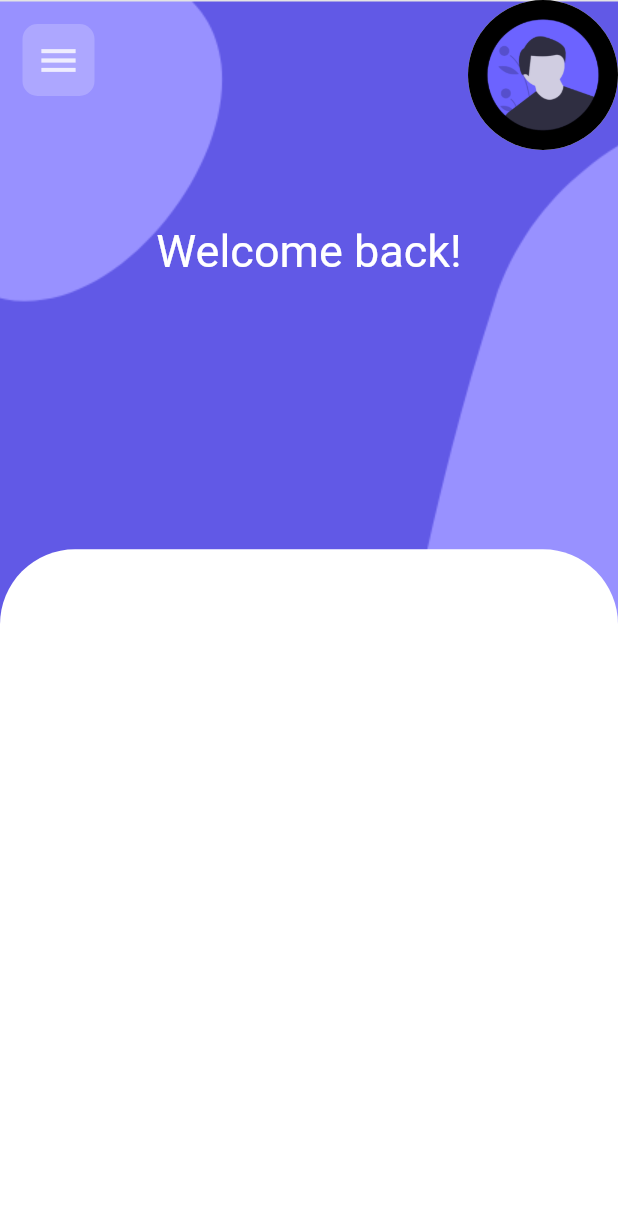
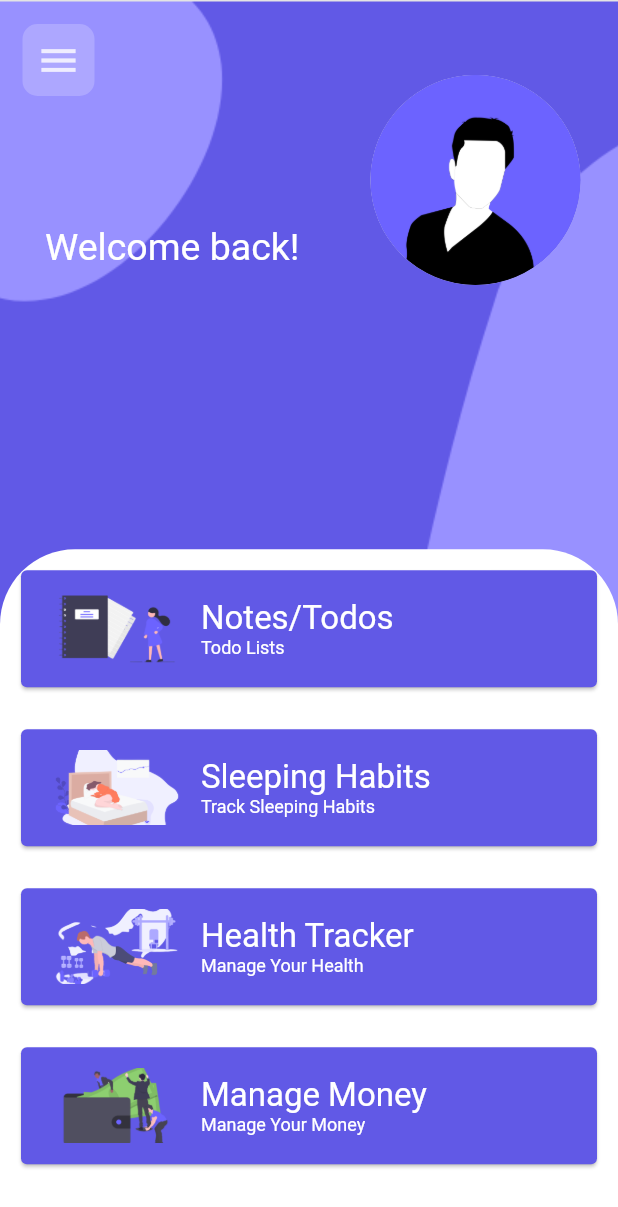
Before and after one commit to cmoral58/Studily-Sqflite-Login, a Flutter app: the HomePage screen opened by its route, on a phone screen of 412 x 824 dp. Shown: the top 1207 px of the screen. Run offline on Flutter 3.47's test engine with Material 2 defaults, Android fonts, the phone set to English and light mode, and no system bars; our stand-ins replace sqflite; accounts and stored records are empty.

Commit message:
Added some directories

```diff
--- /dev/null
+++ b/lib/components/card_info.dart
@@ -0,0 +1,7 @@
+class CardInfo {
+  String card_name;
+  String card_image;
+  String card_bio;
+
+  CardInfo({this.card_name, this.card_image, this.card_bio});
+}
--- a/lib/main.dart
+++ b/lib/main.dart
@@ -1,6 +1,6 @@
 import 'package:Studily/pages/welcome/welcome.dart';
 import 'package:flutter/material.dart';
-import 'pages/home_page.dart';
+import 'pages/home/home_page.dart';
 import 'pages/login/login_page.dart';
 import 'pages/login/register.dart';
 
--- /dev/null
+++ b/lib/pages/home/home_background.dart
@@ -0,0 +1,168 @@
+import 'package:flutter/material.dart';
+import 'package:Studily/components/card_info.dart';
+
+// ignore: must_be_immutable
+class HomePageBackground extends StatelessWidget {
+  final Widget child;
+  HomePageBackground({
+    // Previously had const
+    Key key,
+    @required this.child,
+  }) : super(key: key);
+
+  List<CardInfo> cardInfo = [
+    CardInfo(
+        card_name: 'Notes/Todos',
+        card_image:
+            'assets/undraw_Personal_notebook_re_d7dc-removebg-preview.png',
+        card_bio: 'Todo Lists'),
+    CardInfo(
+        card_name: 'Sleeping Habits',
+        card_image: 'assets/undraw_sleep_analysis_o5f9-removebg-preview.png',
+        card_bio: 'Track Sleeping Habits'),
+    CardInfo(
+        card_name: 'Health Tracker',
+        card_image: 'assets/undraw_healthy_habit_bh5w-removebg-preview.png',
+        card_bio: 'Manage Your Health'),
+    CardInfo(
+        card_name: 'Manage Money',
+        card_image: 'assets/undraw_wallet_aym5-removebg-preview.png',
+        card_bio: 'Manage Your Money'),
+  ];
+
+  // ignore: non_constant_identifier_names
+  Widget PagesCardInfo(CardInfo) {
+    return Container(
+      decoration: BoxDecoration(
+        color: Colors.transparent,
+        borderRadius: BorderRadius.circular(50),
+      ),
+      child: Padding(
+        padding: const EdgeInsets.all(10.0),
+        child: Card(
+          color: Color(0xff6159E6),
+          child: Padding(
+            padding: const EdgeInsets.all(8.0),
+            child: Row(
+              children: <Widget>[
+                Padding(
+                  padding: const EdgeInsets.all(6.0),
+                  child: Container(
+                    height: 50.0,
+                    width: 100.0,
+                    decoration: new BoxDecoration(
+                      shape: BoxShape.rectangle,
+                      image: new DecorationImage(
+                        fit: BoxFit.cover,
+                        image: AssetImage(CardInfo.card_image),
+                      ),
+                    ),
+                  ),
+                ),
+                Column(
+                  crossAxisAlignment: CrossAxisAlignment.start,
+                  children: <Widget>[
+                    Text(
+                      CardInfo.card_name,
+                      style: TextStyle(color: Colors.white, fontSize: 22),
+                    ),
+                    Text(
+                      CardInfo.card_bio,
+                      style: TextStyle(color: Colors.white, fontSize: 12),
+                    ),
+                  ],
+                ),
+              ],
+            ),
+          ),
+        ),
+      ),
+    );
+  }
+
+  @override
+  Widget build(BuildContext context) {
+    Size size = MediaQuery.of(context).size;
+
+    return Container(
+      height: size.height,
+      width: double.infinity,
+      child: Stack(
+        alignment: Alignment.center,
+        children: <Widget>[
+          Positioned(
+            top: 0,
+            child: Image.asset('assets/WaveImages/HomeScreenBubbles.png'),
+          ),
+          Positioned(
+            top: 50,
+            right: 25,
+            child: Material(
+              borderRadius: BorderRadius.circular(500),
+              child: InkWell(
+                borderRadius: BorderRadius.circular(500),
+                onTap: () {},
+                child: CircleAvatar(
+                  radius: 70,
+                  backgroundImage: AssetImage(
+                    'assets/Studily_avatar.png',
+                  ),
+                  backgroundColor: Color(0xff6159E6),
+                ),
+              ),
+            ),
+          ),
+          Positioned(
+            top: 150,
+            left: 30,
+            child: Text(
+              "Welcome back!",
+              style: TextStyle(
+                fontSize: 25,
+                fontFamily: 'Roboto',
+                color: Colors.white,
+              ),
+            ),
+          ),
+          Center(
+            child: Container(
+              alignment: AlignmentDirectional(0.0, 1.0),
+              child: Container(
+                height: size.height / 1.8,
+                // color: Colors.white,
+                decoration: BoxDecoration(
+                  color: Colors.white,
+                  borderRadius: BorderRadius.only(
+                    topRight: Radius.circular(50),
+                    topLeft: Radius.circular(50),
+                  ),
+                ),
+                child: Column(
+                  children: <Widget>[
+                    Column(
+                      children: cardInfo.map((p) {
+                        return PagesCardInfo(p);
+                      }).toList(),
+                    )
+                  ],
+                ),
+                // child: ListView(
+                //   // padding: const EdgeInsets.symmetric(vertical: 20),
+                //   children: <Widget>[
+                //     new Container(
+                //       height: size.height / 1.8,
+                //       child: ListView(
+                //         scrollDirection: Axis.vertical,
+                //         children: <Widget>[],
+                //       ),
+                //     ),
+                //   ],
+                // ),
+              ),
+            ),
+          ),
+        ],
+      ),
+    );
+  }
+}
--- a/lib/pages/home_page.dart
+++ b/lib/pages/home/home_body.dart
@@ -1,32 +1,7 @@
+import 'package:Studily/pages/home/home_background.dart';
 import 'package:flutter/material.dart';
-import 'package:Studily/pages/welcome/welcome.dart';
-
-void main() => runApp(HomePage());
-
-class HomePage extends StatelessWidget {
-  @override
-  Widget build(BuildContext context) {
-    Size size = MediaQuery.of(context).size;
-    return Stack(
-      children: <Widget>[
-        Scaffold(
-          body: Container(
-            child: HomePageBody(),
-            color: Colors.transparent,
-          ),
-        ),
-      ],
-    );
-  }
-}
 
 class HomePageBody extends StatelessWidget {
-  // final Widget child;
-  // const HomePageBody({
-  //   Key key,
-  //   @required this.child,
-  // }) : super(key: key);
-
   @override
   Widget build(BuildContext context) {
     return Stack(
@@ -175,99 +150,5 @@ class HomePageBody extends StatelessWidget {
         ),
       ],
     );
-    // return HomePageBackground(
-    //   Scaffold(
-    //     backgroundColor: Colors.white,
-    //   ),
-    // );
   }
 }
-
-class HomePageBackground extends StatelessWidget {
-  final Widget child;
-  const HomePageBackground({
-    Key key,
-    @required this.child,
-  }) : super(key: key);
-
-  @override
-  Widget build(BuildContext context) {
-    Size size = MediaQuery.of(context).size;
-    return Container(
-      height: size.height,
-      width: double.infinity,
-      child: Stack(
-        alignment: Alignment.center,
-        children: <Widget>[
-          Positioned(
-            top: 0,
-            child: Image.asset('assets/WaveImages/HomeScreenBubbles.png'),
-          ),
-          Positioned(
-            top: 150,
-            // left: 20,
-            child: Text(
-              "Welcome back!",
-              style: TextStyle(
-                fontSize: 30,
-                // color: Color(0xff6159E6),
-                fontFamily: 'Roboto',
-                color: Colors.white,
-              ),
-            ),
-          ),
-          Positioned(
-            top: 0,
-            right: 0,
-            child: Material(
-              borderRadius: BorderRadius.circular(500),
-              child: InkWell(
-                borderRadius: BorderRadius.circular(500),
-                splashColor: Colors.black45,
-                onTap: () {},
-                child: CircleAvatar(
-                  radius: 50,
-                  backgroundColor: Colors.black,
-                  child: Image.asset(
-                      'assets/undraw_male_avatar_323b-removebg-preview.png'),
-                  // child: Icon(
-                  //   Icons.arrow_back,
-                  //   color: Color(0xff6159E6),
-                  // ),
-                ),
-              ),
-            ),
-          ),
-          Center(
-            child: Container(
-              alignment: AlignmentDirectional(0.0, 1.0),
-              child: Container(
-                height: size.height / 1.8,
-                // color: Colors.white,
-                decoration: BoxDecoration(
-                  color: Colors.white,
-                  borderRadius: BorderRadius.only(
-                    topRight: Radius.circular(50),
-                    topLeft: Radius.circular(50),
-                  ),
-                ),
-              ),
-            ),
-          ),
-          // Positioned(
-          //   child: Center(
-          //       // height: size.height / 1.2,
-          //       // color: Colors.black,
-          //       // decoration: BoxDecoration(
-          //       //   borderRadius: BorderRadius.only(
-          //       //     topLeft: Radius.circular(20),
-          //       //   ),
-          //       //   color: Colors.transparent,
-          //       // ),
-          //       ),
-          // ),
-        ],
-      ),
-    );
-  }
-}
--- /dev/null
+++ b/lib/pages/home/home_page.dart
@@ -0,0 +1,21 @@
+import 'package:Studily/pages/home/home_body.dart';
+import 'package:flutter/material.dart';
+
+void main() => runApp(HomePage());
+
+class HomePage extends StatelessWidget {
+  @override
+  Widget build(BuildContext context) {
+    Size size = MediaQuery.of(context).size;
+    return Stack(
+      children: <Widget>[
+        Scaffold(
+          body: Container(
+            child: HomePageBody(),
+            color: Colors.transparent,
+          ),
+        ),
+      ],
+    );
+  }
+}
```
